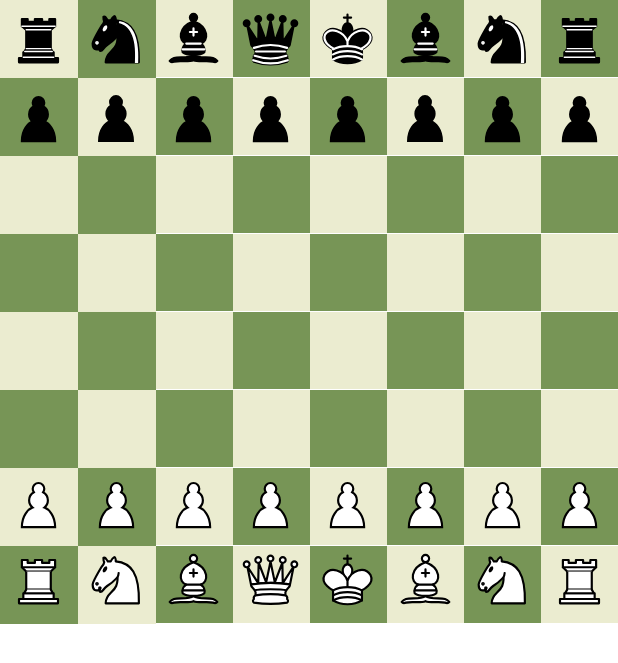
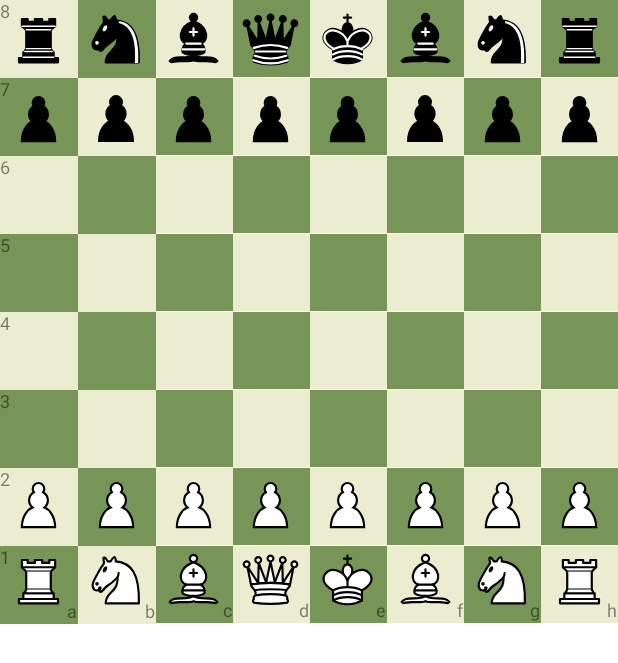
Before and after one commit to mayurgajra/JetChess, an Android app built with Jetpack Compose: the screen it shows after launch (PlayGameActivity), on a phone screen of 412 x 824 dp. Shown: the top 663 px of the screen. Run offline under Robolectric (Android 15) with nearby library versions, the phone set to English and light mode, and no system bars; our stand-ins replace Dagger/Hilt's generated code, constraintlayout-compose.

Commit message:
- Moves overlay setup ongoing.

```diff
--- a/app/src/main/java/com/mayurg/jetchess/framework/presentation/playgame/boardview/Board.kt
+++ b/app/src/main/java/com/mayurg/jetchess/framework/presentation/playgame/boardview/Board.kt
@@ -8,6 +8,7 @@ data class Board(val pieces: List<List<Piece?>> = INITIAL_BOARD) {
         private val ALL_POSITIONS = (0 until 8).flatMap { y ->
             (0 until 8).map { x -> PiecePosition(x, y) }
         }
+
     }
 
     val allPositions = ALL_POSITIONS
@@ -17,4 +18,10 @@ data class Board(val pieces: List<List<Piece?>> = INITIAL_BOARD) {
                 position to it
             }
         }
+
+    fun pieceAt(position: PiecePosition): Piece?{
+        return pieces.getOrNull(position.y)?.getOrNull(position.x)
+    }
+
+
 }
--- /dev/null
+++ b/app/src/main/java/com/mayurg/jetchess/framework/presentation/playgame/boardview/BoardColors.kt
@@ -0,0 +1,12 @@
+package com.mayurg.jetchess.framework.presentation.playgame.boardview
+
+import androidx.compose.ui.graphics.Color
+
+object BoardColors {
+    val darkSquare = Color(0xFF779556)
+    val lightSquare = Color(0xFFEBECD0)
+    val lastMoveColor = Color(0xFFFFEB3B)
+    val kingInCheckColor = Color(0x4AF44336)
+    val pieceUnderAttackColor = Color(0x4AF44336)
+    val currentMoveColor = lastMoveColor
+}
--- a/app/src/main/java/com/mayurg/jetchess/framework/presentation/playgame/boardview/BoardSetup.kt
+++ b/app/src/main/java/com/mayurg/jetchess/framework/presentation/playgame/boardview/BoardSetup.kt
@@ -1,11 +1,19 @@
 package com.mayurg.jetchess.framework.presentation.playgame.boardview
 
+import androidx.compose.animation.AnimatedVisibility
+import androidx.compose.animation.ExperimentalAnimationApi
+import androidx.compose.animation.fadeIn
+import androidx.compose.animation.fadeOut
 import androidx.compose.foundation.Image
 import androidx.compose.foundation.background
 import androidx.compose.foundation.layout.*
+import androidx.compose.foundation.shape.CircleShape
+import androidx.compose.material.MaterialTheme
 import androidx.compose.material.Text
 import androidx.compose.runtime.Composable
+import androidx.compose.ui.Alignment
 import androidx.compose.ui.Modifier
+import androidx.compose.ui.draw.clip
 import androidx.compose.ui.graphics.Color
 import androidx.compose.ui.layout.layoutId
 import androidx.compose.ui.res.painterResource
@@ -13,6 +21,8 @@ import androidx.compose.ui.unit.dp
 import androidx.constraintlayout.compose.ConstraintLayout
 import androidx.constraintlayout.compose.ConstraintSet
 import androidx.constraintlayout.compose.Dimension
+import com.mayurg.jetchess.framework.presentation.playgame.boardview.BoardColors.darkSquare
+import com.mayurg.jetchess.framework.presentation.playgame.boardview.BoardColors.lightSquare
 import com.mayurg.jetchess.framework.presentation.playgame.pieceview.Piece
 import com.mayurg.jetchess.framework.presentation.playgame.pieceview.PiecePosition
 
@@ -21,14 +31,18 @@ fun BoardMainContainer() {
     Box {
         val board = Board()
         BoardBg()
-        BoardPiecesSetup(pieces = board.allPieces,modifier = Modifier.fillMaxWidth().aspectRatio(1.0f))
+        BoardPiecesSetup(
+            pieces = board.allPieces,
+            modifier = Modifier
+                .fillMaxWidth()
+                .aspectRatio(1.0f)
+        )
+        MovesOverlay(board, listOf())
     }
 }
 
 @Composable
 private fun BoardBg() {
-    val darkSquare = Color(0xFF779556)
-    val lightSquare = Color(0xFFEBECD0)
     Column {
         for (i in 0 until 8) {
             Row {
@@ -41,7 +55,22 @@ private fun BoardBg() {
                             .aspectRatio(1f)
                             .background(squareColor)
                     ) {
-//                        Text(text = "${i + j}")
+                        if (i == 7) {
+                            Text(
+                                text = "${'a' + j}",
+                                modifier = Modifier.align(Alignment.BottomEnd),
+                                style = MaterialTheme.typography.caption,
+                                color = Color.Black.copy(0.5f)
+                            )
+                        }
+                        if (j == 0) {
+                            Text(
+                                text = "${8 - i}",
+                                modifier = Modifier.align(Alignment.TopStart),
+                                style = MaterialTheme.typography.caption,
+                                color = Color.Black.copy(0.5f)
+                            )
+                        }
                     }
                 }
             }
@@ -68,6 +97,43 @@ fun PieceView(piece: Piece, modifier: Modifier = Modifier) {
         painter = painterResource(id = piece.getPieceDrawable()),
         contentDescription = "", modifier = modifier.padding(4.dp)
     )
+}
+
+@OptIn(ExperimentalAnimationApi::class)
+@Composable
+fun MovesOverlay(board: Board, movesList: List<PiecePosition>) {
+    Column {
+        for (i in 0 until 8) {
+            Row {
+                for (j in 0 until 8) {
+                    val position = PiecePosition(j, i)
+                    Box(
+                        modifier = Modifier
+                            .weight(1f)
+                            .aspectRatio(1f)
+                    ) {
+                        val piece = board.pieceAt(position)
+                        val selected = movesList.contains(position)
+                        androidx.compose.animation.AnimatedVisibility(
+                            visible = selected,
+                            modifier = Modifier.matchParentSize(),
+                            enter = fadeIn(),
+                            exit = fadeOut()
+                        ) {
+                            val color = if (piece != null) BoardColors.pieceUnderAttackColor
+                            else BoardColors.currentMoveColor
+                            Box(
+                                Modifier
+                                    .clip(CircleShape)
+                                    .background(color)
+                                    .size(16.dp)
+                            )
+                        }
+                    }
+                }
+            }
+        }
+    }
 }
 
 val INITIAL_BOARD = listOf(
```
